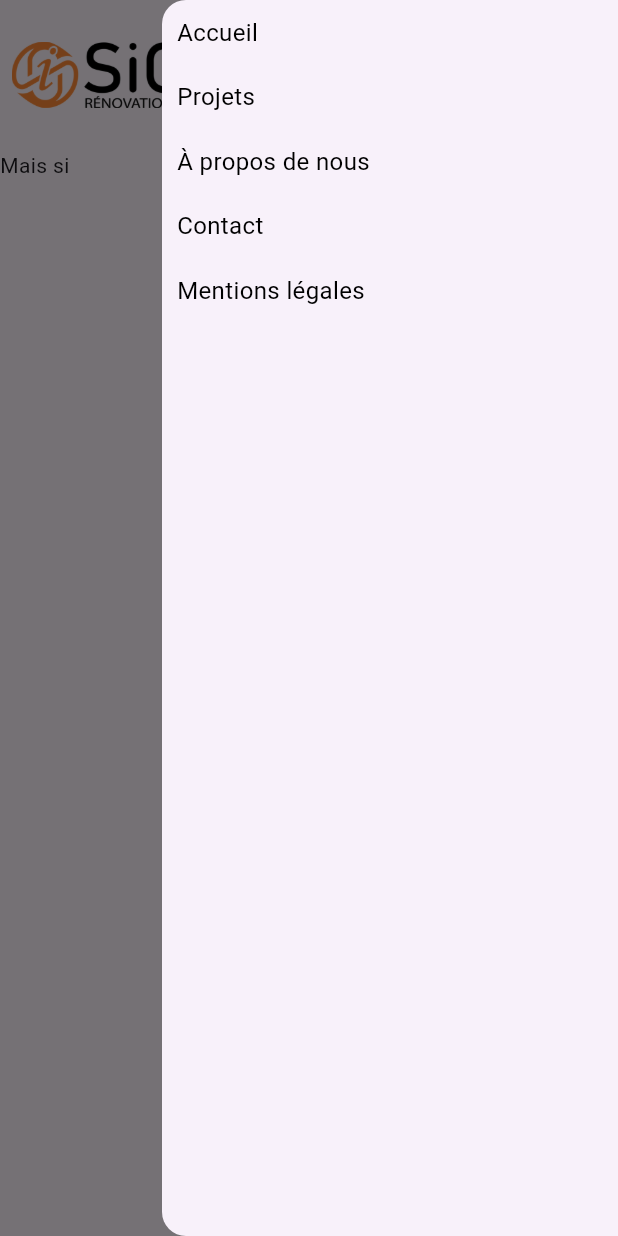
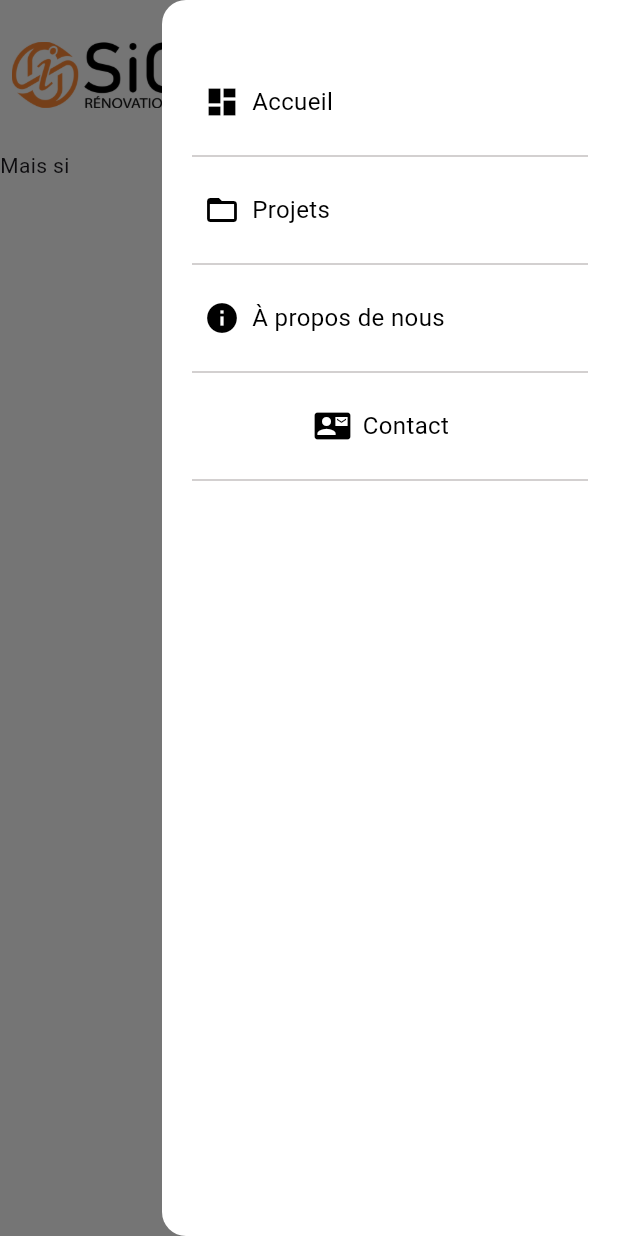
Before and after one commit to andres-angulo-dev/sio2_renovations_frontend, a Flutter app: the AboutScreen screen opened by its route, after a tap on the "menu" icon, on a phone screen of 412 x 824 dp. Run offline on Flutter 3.47's test engine with Material 3 defaults, Android fonts, the phone set to English and light mode, and no system bars; our stand-ins replace animated_splash_screen.

Commit message:
added: responsive & animation in my custom app bar

```diff
--- a/lib/components/drawer_component.dart
+++ b/lib/components/drawer_component.dart
@@ -1,5 +1,5 @@
 import 'package:flutter/material.dart';
-import '../components/nav_items.dart';
+import 'drawer_items.dart';
 import '../utils/global_colors.dart';
 
 class DrawerComponent extends StatelessWidget {
@@ -8,9 +8,10 @@ class DrawerComponent extends StatelessWidget {
   @override
   Widget build(BuildContext context) {
     return Drawer(
+      backgroundColor: Colors.white,
       child: ListView(
         padding: EdgeInsets.zero,
-        children: const[NavItems(defaultColor: Colors.black, hoverColor: GlobalColors.navItemsHover, isHorizontal: false)],
+        children: const[drawerItems(defaultColor: Colors.black, hoverColor: GlobalColors.navItemsHover, isHorizontal: false)],
       ),
     );
   }
--- /dev/null
+++ b/lib/components/drawer_items.dart
@@ -0,0 +1,216 @@
+import 'package:flutter/material.dart';
+
+class drawerItems extends StatelessWidget {
+  const drawerItems({super.key, required this.defaultColor, required this.hoverColor, this.isHorizontal = true});
+
+  final Color defaultColor;
+  final Color hoverColor;
+  final bool isHorizontal;
+
+  @override
+  Widget build(BuildContext context) {
+    final drawerItems = [
+      SizedBox(height: 40.0),
+      CustomNavItem(
+        icon: Icons.dashboard,
+        label: 'Accueil',
+        onPressed: () => Navigator.pushNamed(context, '/landing'),
+        defaultColor: defaultColor,
+        hoverColor: hoverColor,
+        animationDelay: const Duration(milliseconds: 100),
+      ),
+      isHorizontal ?
+      Text('|', style: TextStyle(color: defaultColor, fontSize: 18))
+      :
+      Divider(
+        color: const Color.fromARGB(255, 197, 193, 193),
+        thickness: 1.0,
+        indent: 20.0,
+        endIndent: 20.0
+      ),
+      CustomNavItem(
+        icon: Icons.folder_open,
+        label: 'Projets',
+        onPressed: () => Navigator.pushNamed(context, '/projects'),
+        defaultColor: defaultColor,
+        hoverColor: hoverColor,
+        animationDelay: const Duration(milliseconds: 200),
+      ),
+      isHorizontal ?
+      Text('|', style: TextStyle(color: defaultColor, fontSize: 18))
+      :
+      Divider(
+        color: const Color.fromARGB(255, 197, 193, 193),
+        thickness: 1.0,
+        indent: 20.0,
+        endIndent: 20.0
+      ),
+      CustomNavItem(
+        icon: Icons.info,
+        label: 'À propos de nous',
+        onPressed: () => Navigator.pushNamed(context, '/about'),
+        defaultColor: defaultColor,
+        hoverColor: hoverColor,
+        animationDelay: const Duration(milliseconds: 300),
+      ),
+      isHorizontal ?
+      Text('|', style: TextStyle(color: defaultColor, fontSize: 18))
+      :
+      Divider(
+        color: const Color.fromARGB(255, 197, 193, 193),
+        thickness: 1.0,
+        indent: 20.0,
+        endIndent: 20.0
+      ),
+      CustomNavItem(
+        icon: Icons.contact_mail,
+        label: 'Contact',
+        onPressed: () => Navigator.pushNamed(context, '/contact'),
+        defaultColor: defaultColor,
+        hoverColor: hoverColor,
+        animationDelay: const Duration(milliseconds: 400),
+      ),
+      isHorizontal ?
+      Text('|', style: TextStyle(color: defaultColor, fontSize: 18))
+      :
+      Divider(
+        color: const Color.fromARGB(255, 197, 193, 193),
+        thickness: 1.0,
+        indent: 20.0,
+        endIndent: 20.0
+      ),
+      CustomNavItem(
+        icon: Icons.article,
+        label: 'Mentions légales',
+        onPressed: () => Navigator.pushNamed(context, '/legalMontions'),
+        defaultColor: defaultColor,
+        hoverColor: hoverColor,
+        animationDelay: const Duration(milliseconds: 500),
+      ),
+    ];
+
+    return isHorizontal
+      ? Row(children: drawerItems)
+      : Column(
+          crossAxisAlignment: CrossAxisAlignment.start,
+          children: drawerItems.where((item) => item is! Text).toList());
+  }
+}
+
+class CustomNavItem extends StatefulWidget {
+  const CustomNavItem({super.key, required this.icon, required this.label, required this.onPressed, required this.defaultColor, required this.hoverColor, required this.animationDelay});
+
+  final IconData icon;
+  final String label;
+  final VoidCallback onPressed;
+  final Color defaultColor;
+  final Color hoverColor;
+  final Duration animationDelay;
+
+  @override
+  CustomdrawerItemstate createState() => CustomdrawerItemstate();
+}
+
+class CustomdrawerItemstate extends State<CustomNavItem> with SingleTickerProviderStateMixin {
+  late AnimationController _controller;
+  late Animation<Offset> _slideAnimation;
+  late Color _textColor;
+  late Color _backgroundColor;
+
+  @override
+  void initState() {
+    super.initState();
+    _textColor = widget.defaultColor;
+    _backgroundColor = Colors.transparent;
+    _controller = AnimationController(
+      duration: const Duration(milliseconds: 800),
+      vsync: this
+    );
+
+    _slideAnimation = Tween<Offset> (
+      begin: const Offset(9.0, 0.0),
+      end: Offset.zero,
+    ).animate(CurvedAnimation(
+      parent: _controller,
+      curve: Curves.easeInOut,
+    ));
+
+    Future.delayed(widget.animationDelay, () {
+      if (mounted) {
+        _controller.forward();
+      }
+    });
+  }
+
+  @override
+  void dispose() {
+    _controller.dispose();
+    super.dispose();
+  }
+
+
+  @override
+  Widget build(BuildContext context) {
+    bool mobile768 = MediaQuery.of(context).size.width > 768 ? false : true;
+    bool mobile954 = MediaQuery.of(context).size.width > 954 ? false : true;
+
+    return Padding(
+      padding: mobile768 ?
+        EdgeInsets.symmetric(vertical: 4.0, horizontal: 20.0)
+        :
+        EdgeInsets.all(mobile954 ? 15.0 : 30.0),
+      child: MouseRegion(
+        onEnter: (_) {
+          setState(() {
+            _textColor = widget.hoverColor;
+            _backgroundColor = const Color.fromARGB(255, 241, 237, 237);
+          });
+        },
+        onExit: (_) {
+          setState(() {
+            _textColor = widget.defaultColor;
+            _backgroundColor = Colors.transparent;
+          });
+        },
+        child: mobile768 ?
+        SlideTransition(
+          position: _slideAnimation,
+          child: GestureDetector(
+            onTap: widget.onPressed,
+            child: Container(
+              color:  _backgroundColor,
+              padding: const EdgeInsets.symmetric(horizontal: 8.0, vertical: 12.0),
+              child: Row(
+                children: [
+                  Icon(
+                    widget.icon,
+                    color: _textColor,
+                  ),
+                  const SizedBox(width: 8.0,),
+                  Text(
+                   widget.label,
+                   style: TextStyle(
+                     color: _textColor,
+                     fontSize: mobile954 ? 16.0 : 18.0,
+                   ),
+                  ),
+                ],
+              )
+            )
+          ),
+        )
+        :
+        GestureDetector(
+          onTap: widget.onPressed,
+          child: Text(
+            widget.label,
+            style: TextStyle(
+              color: _textColor,
+              fontSize: mobile954 ? 16.0 : 18.0,
+            ),
+          ),
+        ),
+      ),
+    );
+  }
+}
--- a/lib/components/my_app_bar.dart
+++ b/lib/components/my_app_bar_component.dart
@@ -1,5 +1,5 @@
 import 'package:flutter/material.dart';
-import '../components/nav_items.dart';
+import 'drawer_items.dart';
 import '../utils/global_colors.dart';
 
 class MyAppBar extends StatelessWidget implements PreferredSizeWidget {
@@ -15,6 +15,7 @@ class MyAppBar extends StatelessWidget implements PreferredSizeWidget {
     return AppBar(
       toolbarHeight: mobile ? 250 : 300,
       leadingWidth: mobile ? 150 : 200,
+      backgroundColor: Colors.white,
       leading: MouseRegion(
         cursor: SystemMouseCursors.click,
         child: GestureDetector(
@@ -28,7 +29,7 @@ class MyAppBar extends StatelessWidget implements PreferredSizeWidget {
           )
         ),
       ),
-      actions: mobile ? null : const [NavItems(defaultColor: Colors.black, hoverColor: GlobalColors.navItemsHover, isHorizontal: true)],
+      actions: mobile ? null : const [drawerItems(defaultColor: Colors.black, hoverColor: GlobalColors.navItemsHover, isHorizontal: true)],
     );
   }
 
--- a/lib/components/nav_items.dart
+++ /dev/null
@@ -1,234 +0,0 @@
-import 'package:flutter/material.dart';
-
-class NavItems extends StatelessWidget {
-  const NavItems({super.key, required this.defaultColor, required this.hoverColor, this.isHorizontal = true});
-
-  final Color defaultColor;
-  final Color hoverColor;
-  final bool isHorizontal;
-
-  @override
-  Widget build(BuildContext context) {
-    final navItems = [
-      CustomNavItem(
-        label: 'Accueil',
-        onPressed: () => Navigator.pushNamed(context, '/landing'),
-        defaultColor: defaultColor,
-        hoverColor: hoverColor,
-      ),
-      if (isHorizontal) Text('|', style: TextStyle(color: defaultColor, fontSize: 18)),
-      CustomNavItem(
-        label: 'Projets',
-        onPressed: () => Navigator.pushNamed(context, '/projects'),
-        defaultColor: defaultColor,
-        hoverColor: hoverColor,
-      ),
-      if (isHorizontal) Text('|', style: TextStyle(color: defaultColor, fontSize: 18)),
-      CustomNavItem(
-        label: 'À propos de nous',
-        onPressed: () => Navigator.pushNamed(context, '/about'),
-        defaultColor: defaultColor,
-        hoverColor: hoverColor,
-      ),
-      if (isHorizontal) Text('|', style: TextStyle(color: defaultColor, fontSize: 18)),
-      CustomNavItem(
-        label: 'Contact',
-        onPressed: () => Navigator.pushNamed(context, '/contact'),
-        defaultColor: defaultColor,
-        hoverColor: hoverColor,
-      ),
-      if (isHorizontal) Text('|', style: TextStyle(color: defaultColor, fontSize: 18)),
-      CustomNavItem(
-        label: 'Mentions légales',
-        onPressed: () => Navigator.pushNamed(context, '/legalMontions'),
-        defaultColor: defaultColor,
-        hoverColor: hoverColor,
-      ),
-    ];
-
-    return isHorizontal
-      ? Row(children: navItems)
-      : Column(
-          crossAxisAlignment: CrossAxisAlignment.start,
-          children: navItems.where((item) => item is! Text).toList());
-  }
-}
-
-class CustomNavItem extends StatefulWidget {
-  const CustomNavItem({super.key, required this.label, required this.onPressed, required this.defaultColor, required this.hoverColor});
-
-  final String label;
-  final VoidCallback onPressed;
-  final Color defaultColor;
-  final Color hoverColor;
-
-  @override
-  CustomNavItemState createState() => CustomNavItemState();
-}
-
-class CustomNavItemState extends State<CustomNavItem> {
-  late Color _textColor;
-
-  @override
-  void initState() {
-    super.initState();
-    _textColor = widget.defaultColor;
-  }
-
-  @override
-  Widget build(BuildContext context) {
-    bool mobile768 = MediaQuery.of(context).size.width > 768 ? false : true;
-    bool mobile954 = MediaQuery.of(context).size.width > 954 ? false : true;
-
-    return Padding(
-      padding: EdgeInsets.all(mobile768 ? 10.0 : mobile954 ? 15.0 : 30.0),
-      child: MouseRegion(
-        onEnter: (_) => setState(() => _textColor = widget.hoverColor),
-        onExit: (_) => setState(() => _textColor = widget.defaultColor),
-        child: GestureDetector(
-          onTap: widget.onPressed,
-          child: Text(
-            widget.label,
-            style: TextStyle(
-              color: _textColor,
-              fontSize: mobile954 ? 16.0 : 18.0,
-            ),
-          ),
-        ),
-      ),
-    );
-  }
-}
-
-// import 'package:flutter/material.dart';
-// import 'package:widget_and_text_animator/widget_and_text_animator.dart';
-
-// class NavItems extends StatelessWidget {
-//   const NavItems({super.key, required this.defaultColor, required this.hoverColor, this.isHorizontal = true});
-
-//   final Color defaultColor;
-//   final Color hoverColor;
-//   final bool isHorizontal;
-
-//   @override
-//   Widget build(BuildContext context) {
-//     final navItems = [
-//       CustomNavItem(
-//         label: 'Accueil',
-//         onPressed: () => Navigator.pushNamed(context, '/landing'),
-//         defaultColor: defaultColor,
-//         hoverColor: hoverColor,
-//         animationDelay: const Duration(milliseconds: 100),
-//       ),
-//       if (isHorizontal) Text('|', style: TextStyle(color: defaultColor, fontSize: 18)),
-//       CustomNavItem(
-//         label: 'Projets',
-//         onPressed: () => Navigator.pushNamed(context, '/projects'),
-//         defaultColor: defaultColor,
-//         hoverColor: hoverColor,
-//         animationDelay: const Duration(milliseconds: 200),
-//       ),
-//       if (isHorizontal) Text('|', style: TextStyle(color: defaultColor, fontSize: 18)),
-//       CustomNavItem(
-//         label: 'À propos de nous',
-//         onPressed: () => Navigator.pushNamed(context, '/about'),
-//         defaultColor: defaultColor,
-//         hoverColor: hoverColor,
-//         animationDelay: const Duration(milliseconds: 300),
-//       ),
-//       if (isHorizontal) Text('|', style: TextStyle(color: defaultColor, fontSize: 18)),
-//       CustomNavItem(
-//         label: 'Contact',
-//         onPressed: () => Navigator.pushNamed(context, '/contact'),
-//         defaultColor: defaultColor,
-//         hoverColor: hoverColor,
-//         animationDelay: const Duration(milliseconds: 400),
-//       ),
-//       if (isHorizontal) Text('|', style: TextStyle(color: defaultColor, fontSize: 18)),
-//       CustomNavItem(
-//         label: 'Mentions légales',
-//         onPressed: () => Navigator.pushNamed(context, '/legalMontions'),
-//         defaultColor: defaultColor,
-//         hoverColor: hoverColor,
-//         animationDelay: const Duration(milliseconds: 500),
-//       ),
-//     ];
-
-//     return isHorizontal
-//       ? Row(children: navItems)
-//       : Column(
-//           crossAxisAlignment: CrossAxisAlignment.start,
-//           children: navItems.where((item) => item is! Text).toList());
-//   }
-// }
-
-// class CustomNavItem extends StatefulWidget {
-//   const CustomNavItem({super.key, required this.label, required this.onPressed, required this.defaultColor, required this.hoverColor, required this.animationDelay});
-
-//   final String label;
-//   final VoidCallback onPressed;
-//   final Color defaultColor;
-//   final Color hoverColor;
-//   final Duration animationDelay;
-
-//   @override
-//   CustomNavItemState createState() => CustomNavItemState();
-// }
-
-// class CustomNavItemState extends State<CustomNavItem> {
-//   late Color _textColor;
-
-//   @override
-//   void initState() {
-//     super.initState();
-//     _textColor = widget.defaultColor;
-//   }
-
-//   @override
-//   Widget build(BuildContext context) {
-//     bool mobile768 = MediaQuery.of(context).size.width > 768 ? false : true;
-//     bool mobile954 = MediaQuery.of(context).size.width > 954 ? false : true;
-
-//     return mobile768 ? WidgetAnimator(
-//       incomingEffect: WidgetTransitionEffects.incomingSlideInFromRight(
-//         duration: const Duration(milliseconds: 700),
-//         delay: widget.animationDelay,
-//       ),
-//       child: Padding(
-//         padding: EdgeInsets.all(mobile768 ? 10.0 : mobile954 ? 15 : 30.0),
-//         child: MouseRegion(
-//           onEnter: (_) => setState(() => _textColor = widget.hoverColor),
-//           onExit: (_) => setState(() => _textColor = widget.defaultColor),
-//           child: GestureDetector(
-//             onTap: widget.onPressed,
-//             child: Text(
-//               widget.label,
-//               style: TextStyle(
-//                 color: _textColor,
-//                 fontSize: mobile954 ? 16.0 : 18.0,
-//               ),
-//             ),
-//           )
-//         ),
-//       ),
-//     ) : Padding(
-//       padding: const EdgeInsets.symmetric(vertical: 400.0, horizontal: 300.0),
-
-//         // padding: EdgeInsets.all(mobile768 ? 10.0 : mobile954 ? 15 : 30.0),
-//         child: MouseRegion(
-//           onEnter: (_) => setState(() => _textColor = widget.hoverColor),
-//           onExit: (_) => setState(() => _textColor = widget.defaultColor),
-//           child: GestureDetector(
-//             onTap: widget.onPressed,
-//             child: Text(
-//               widget.label,
-//               style: TextStyle(
-//                 color: _textColor,
-//                 fontSize: mobile954 ? 16.0 : 18.0,
-//               ),
-//             ),
-//           )
-//         ),
-//       );
-//   }
-// }
--- a/lib/screens/about_screen.dart
+++ b/lib/screens/about_screen.dart
@@ -1,6 +1,7 @@
 import 'package:flutter/material.dart';
-import '../components/my_app_bar.dart';
+import '../components/my_app_bar_component.dart';
 import '../components/drawer_component.dart';
+import '../utils/global_colors.dart';
 
 class AboutScreen extends StatefulWidget {
   const AboutScreen({super.key});
@@ -23,6 +24,7 @@ class AboutScreenState extends State<AboutScreen> {
         DrawerComponent()
         :
         null,
+      backgroundColor: GlobalColors.primaryColor,
       body: Text('Mais si'),
     );
   }
--- a/lib/screens/contact_screen.dart
+++ b/lib/screens/contact_screen.dart
@@ -1,7 +1,7 @@
 import 'package:flutter/material.dart';
-import '../components/my_app_bar.dart';
+import '../components/my_app_bar_component.dart';
 import '../components/drawer_component.dart';
-
+import '../utils/global_colors.dart';
 
 class ContactScreen extends StatelessWidget {
   const ContactScreen({super.key});
@@ -19,6 +19,7 @@ class ContactScreen extends StatelessWidget {
         DrawerComponent()
         :
         null,
+      backgroundColor: GlobalColors.primaryColor,
       body: Text('NOOOO!'),
     );
   }
--- a/lib/screens/landing_screen.dart
+++ b/lib/screens/landing_screen.dart
@@ -1,6 +1,7 @@
 import 'package:flutter/material.dart';
-import '../components/my_app_bar.dart';
+import '../components/my_app_bar_component.dart';
 import '../components/drawer_component.dart';
+import '../utils/global_colors.dart';
 
 class LandingScreen extends StatelessWidget {
   const LandingScreen({super.key});
@@ -18,6 +19,7 @@ class LandingScreen extends StatelessWidget {
         DrawerComponent()
         :
         null,
+      backgroundColor: GlobalColors.primaryColor,
       body: Center(
         child: Text('SLT'),
       ),
--- a/lib/screens/legal_montion_screen.dart
+++ b/lib/screens/legal_montion_screen.dart
@@ -1,6 +1,7 @@
 import 'package:flutter/material.dart';
-import '../components/my_app_bar.dart';
+import '../components/my_app_bar_component.dart';
 import '../components/drawer_component.dart';
+import '../utils/global_colors.dart';
 
 class LegalMontionScreen extends StatelessWidget {
   const LegalMontionScreen({super.key});
@@ -18,6 +19,7 @@ class LegalMontionScreen extends StatelessWidget {
         DrawerComponent()
         :
         null,
+      backgroundColor: GlobalColors.primaryColor,
       body: Text('MY GOD'),
     );
   }
--- a/lib/screens/projects_screen.dart
+++ b/lib/screens/projects_screen.dart
@@ -1,6 +1,7 @@
 import 'package:flutter/material.dart';
-import '../components/my_app_bar.dart';
+import '../components/my_app_bar_component.dart';
 import '../components/drawer_component.dart';
+import '../utils/global_colors.dart';
 
 class ProjectsScreen extends StatelessWidget {
   const ProjectsScreen({super.key});
@@ -18,6 +19,7 @@ class ProjectsScreen extends StatelessWidget {
         DrawerComponent()
         :
         null,
+      backgroundColor: GlobalColors.primaryColor,
       body: Text('IMPOSIBLE'),
     );
   }
--- a/lib/utils/global_colors.dart
+++ b/lib/utils/global_colors.dart
@@ -2,4 +2,5 @@ import 'package:flutter/material.dart';
 
 class GlobalColors {
   static const Color navItemsHover = Colors.orange;
+  static const Color primaryColor = Colors.white;
 }
```
